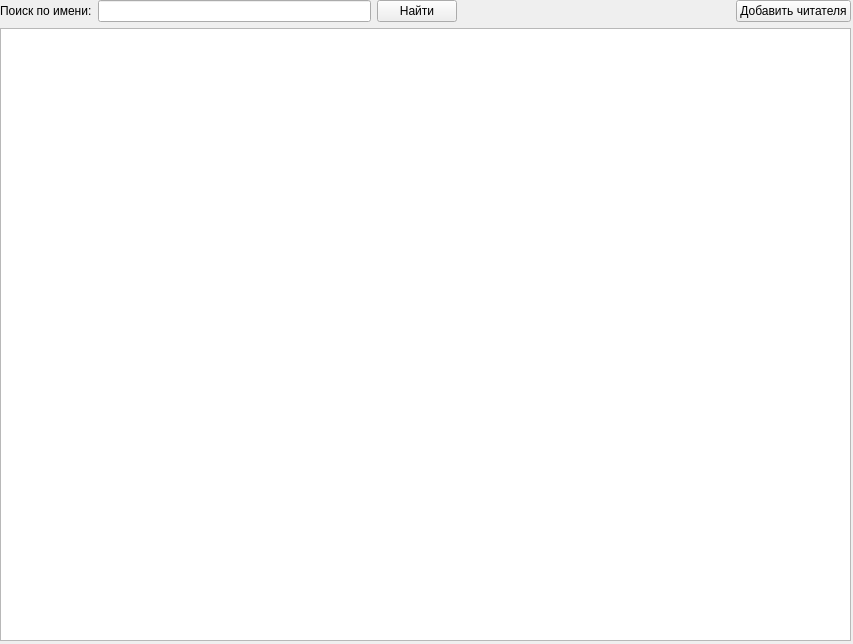
Old version of the form ReadersForm.ui in the repository sofia-on-air/librarian.
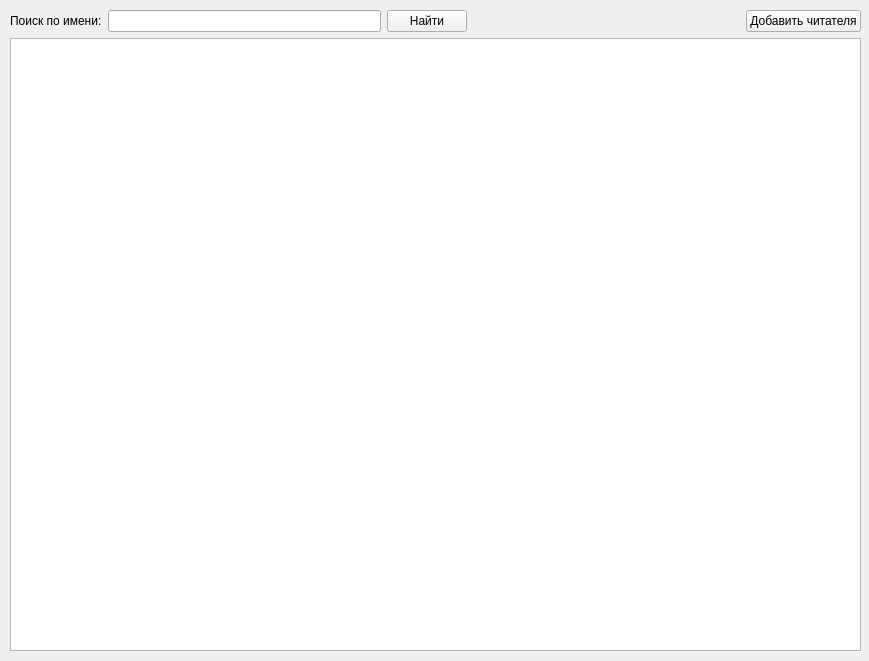
New version of the form.

The edit to the form file:
```diff
--- a/ReadersForm.ui
+++ b/ReadersForm.ui
@@ -6,18 +6,30 @@
    <rect>
     <x>0</x>
     <y>0</y>
-    <width>853</width>
-    <height>644</height>
+    <width>869</width>
+    <height>661</height>
    </rect>
   </property>
+  <property name="minimumSize">
+   <size>
+    <width>869</width>
+    <height>661</height>
+   </size>
+  </property>
+  <property name="maximumSize">
+   <size>
+    <width>869</width>
+    <height>661</height>
+   </size>
+  </property>
   <property name="windowTitle">
    <string>Список читателей</string>
   </property>
-  <widget class="QWidget" name="">
+  <widget class="QWidget" name="layoutWidget">
    <property name="geometry">
     <rect>
-     <x>0</x>
-     <y>0</y>
+     <x>10</x>
+     <y>10</y>
      <width>851</width>
      <height>641</height>
     </rect>
```
Left out of the diff: 3 changed lines with no effect on the pictures.
